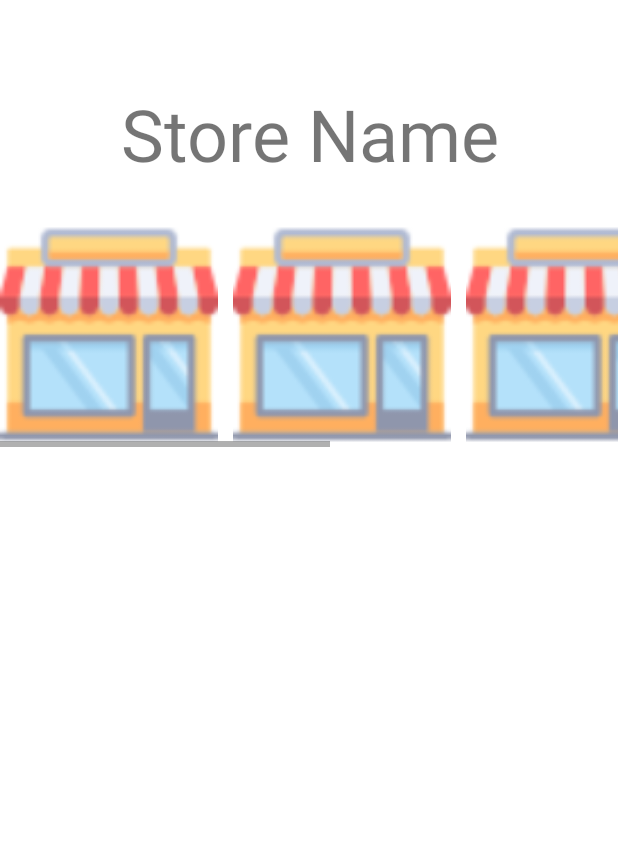
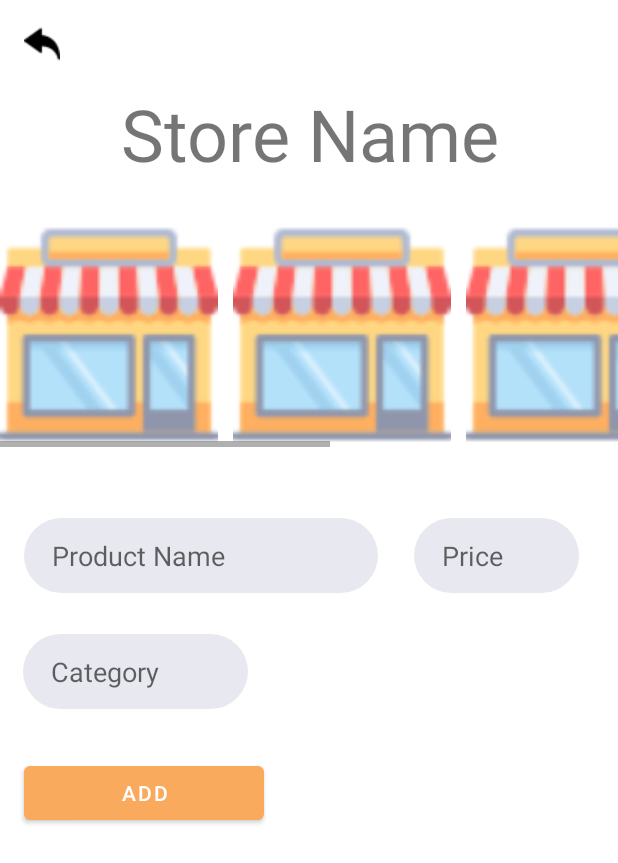
Before and after one commit to Mhmdbaba/CSC599_Dekanji, an Android app: the MyStore screen opened directly, with no data from a screen before it, on a phone screen of 412 x 824 dp. Shown: the top 863 px of the screen. Run offline under Robolectric (Android 15) with nearby library versions, the phone set to English and light mode, and no system bars.

Commit message:
commit 10

```diff
--- a/app/src/main/AndroidManifest.xml
+++ b/app/src/main/AndroidManifest.xml
@@ -1,6 +1,10 @@
 <?xml version="1.0" encoding="utf-8"?>
 <manifest xmlns:android="http://schemas.android.com/apk/res/android"
     package="com.example.dekanji">
+
+    <uses-permission android:name="android.permission.INTERNET"/>
+    <uses-permission android:name="android.permission.READ_EXTERNAL_STORAGE"/>
+
 
     <application
         android:allowBackup="true"
--- a/app/src/main/java/com/example/dekanji/MyStore.java
+++ b/app/src/main/java/com/example/dekanji/MyStore.java
@@ -1,14 +1,53 @@
 package com.example.dekanji;
 
+import androidx.activity.result.contract.ActivityResultContracts;
 import androidx.appcompat.app.AppCompatActivity;
 
+import android.content.Intent;
+import android.net.Uri;
 import android.os.Bundle;
+import android.provider.MediaStore;
+import android.view.View;
+import android.widget.Button;
+import android.widget.ImageView;
 
 public class MyStore extends AppCompatActivity {
+
+    private static final int RESULT_LOAD_IMAGE = 1;
+    ImageView iv_uploaded_image;
 
     @Override
     protected void onCreate(Bundle savedInstanceState) {
         super.onCreate(savedInstanceState);
         setContentView(R.layout.activity_my_store);
+        iv_uploaded_image = findViewById(R.id.iv_uploaded_image);
     }
+
+
+    public void Button(View view){
+        Button btn = (Button) view;
+
+        if (btn.getTag().toString().equalsIgnoreCase("back")){
+            Intent intent = new Intent(this, HomePage.class);
+            intent.putExtra("type","store owner");
+            startActivity(intent);
+        }
+        if (btn.getTag().toString().equalsIgnoreCase("add")){
+            //add item to database
+        }
+    }
+
+    public void uploadImage (View view){
+        Intent gallery_intent = new Intent(Intent.ACTION_PICK, MediaStore.Images.Media.EXTERNAL_CONTENT_URI);
+        startActivityForResult (gallery_intent,RESULT_LOAD_IMAGE);
+    }
+
+    protected void onActivityResult (int requestCode, int resultCode, Intent data) {
+        super.onActivityResult(requestCode,resultCode,data);
+        if (requestCode == RESULT_LOAD_IMAGE && resultCode == RESULT_OK && data!= null){
+            Uri selected_image = data.getData();
+            iv_uploaded_image.setImageURI(selected_image);
+        }
+    }
+
 }
--- a/app/src/main/res/layout/activity_my_store.xml
+++ b/app/src/main/res/layout/activity_my_store.xml
@@ -5,6 +5,79 @@
     android:layout_width="match_parent"
     android:layout_height="match_parent"
     tools:context=".MyStore">
+
+    <ImageView
+        android:id="@+id/btn_back3"
+        android:layout_width="wrap_content"
+        android:layout_height="wrap_content"
+        android:onClick="Button"
+        android:src="@drawable/back"
+        android:tag="Back"
+        app:layout_constraintBottom_toBottomOf="parent"
+        app:layout_constraintEnd_toEndOf="parent"
+        app:layout_constraintHorizontal_bias="0.041"
+        app:layout_constraintStart_toStartOf="parent"
+        app:layout_constraintTop_toTopOf="parent"
+        app:layout_constraintVertical_bias="0.022" />
+
+    <Button
+        android:id="@+id/button"
+        android:layout_width="160dp"
+        android:layout_height="48dp"
+        android:onClick="Button"
+        android:tag="add"
+        android:text="Add"
+        app:layout_constraintBottom_toBottomOf="parent"
+        app:layout_constraintEnd_toEndOf="parent"
+        app:layout_constraintHorizontal_bias="0.063"
+        app:layout_constraintStart_toStartOf="parent"
+        app:layout_constraintTop_toTopOf="parent"
+        app:layout_constraintVertical_bias="0.65" />
+
+    <EditText
+        android:id="@+id/input_Price"
+        android:layout_width="110dp"
+        android:layout_height="50dp"
+        android:background="@drawable/rounded_corner"
+        android:ems="10"
+        android:hint="    Price"
+        android:inputType="textPersonName"
+        app:layout_constraintBottom_toBottomOf="parent"
+        app:layout_constraintEnd_toEndOf="parent"
+        app:layout_constraintHorizontal_bias="0.913"
+        app:layout_constraintStart_toStartOf="parent"
+        app:layout_constraintTop_toTopOf="parent"
+        app:layout_constraintVertical_bias="0.446" />
+
+    <EditText
+        android:id="@+id/input_category"
+        android:layout_width="150dp"
+        android:layout_height="50dp"
+        android:background="@drawable/rounded_corner"
+        android:ems="10"
+        android:hint="    Category"
+        android:inputType="textPersonName"
+        app:layout_constraintBottom_toBottomOf="parent"
+        app:layout_constraintEnd_toEndOf="parent"
+        app:layout_constraintHorizontal_bias="0.059"
+        app:layout_constraintStart_toStartOf="parent"
+        app:layout_constraintTop_toTopOf="parent"
+        app:layout_constraintVertical_bias="0.546" />
+
+    <EditText
+        android:id="@+id/input_product_name"
+        android:layout_width="236dp"
+        android:layout_height="50dp"
+        android:background="@drawable/rounded_corner"
+        android:ems="10"
+        android:hint="    Product Name"
+        android:inputType="textPersonName"
+        app:layout_constraintBottom_toBottomOf="parent"
+        app:layout_constraintEnd_toEndOf="parent"
+        app:layout_constraintHorizontal_bias="0.091"
+        app:layout_constraintStart_toStartOf="parent"
+        app:layout_constraintTop_toTopOf="parent"
+        app:layout_constraintVertical_bias="0.446" />
 
     <TextView
         android:id="@+id/tv_store_name"
@@ -73,4 +146,17 @@
         </HorizontalScrollView>
     </ScrollView>
 
+    <ImageView
+        android:id="@+id/iv_uploaded_image"
+        android:layout_width="123dp"
+        android:layout_height="110dp"
+        android:onClick="uploadImage"
+        app:layout_constraintBottom_toBottomOf="parent"
+        app:layout_constraintEnd_toEndOf="parent"
+        app:layout_constraintHorizontal_bias="0.812"
+        app:layout_constraintStart_toStartOf="parent"
+        app:layout_constraintTop_toTopOf="parent"
+        app:layout_constraintVertical_bias="0.615"
+        tools:srcCompat="@tools:sample/avatars" />
+
 </androidx.constraintlayout.widget.ConstraintLayout>
```
